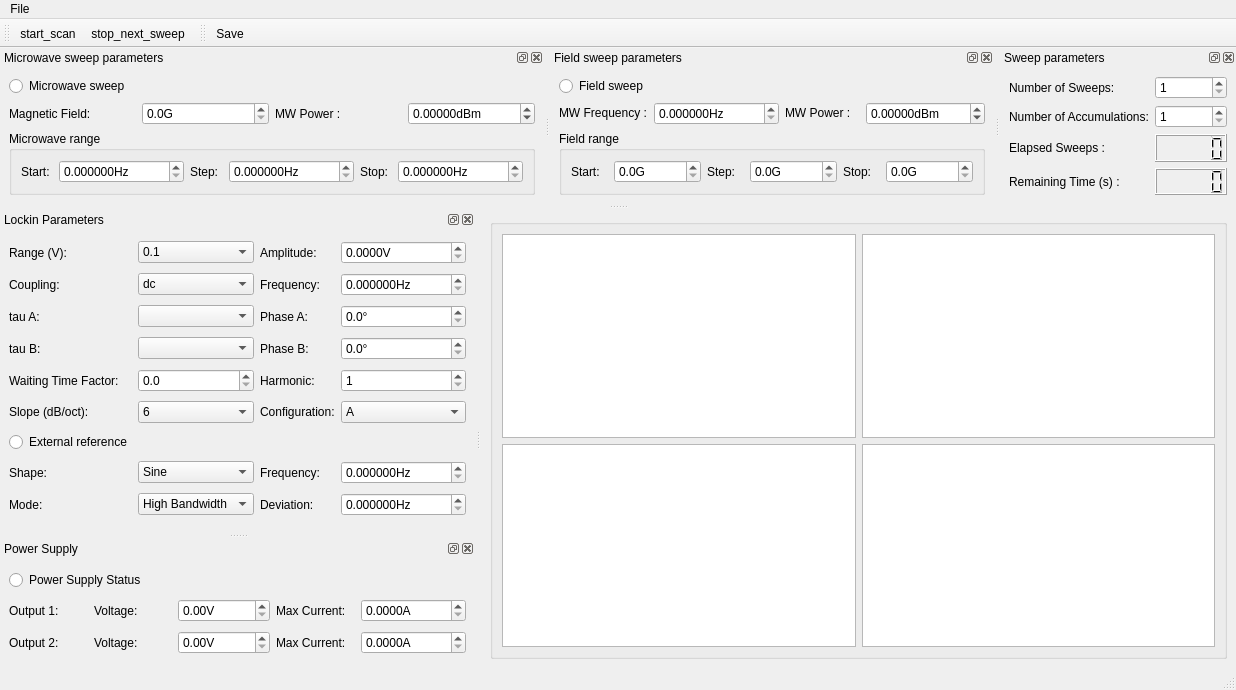
The window that gui/EPRoC/ui_mw_and_field.ui (gianlucamarcozzi/EPRoC_Qudi) describes before a commit, drawn with Qt 5.
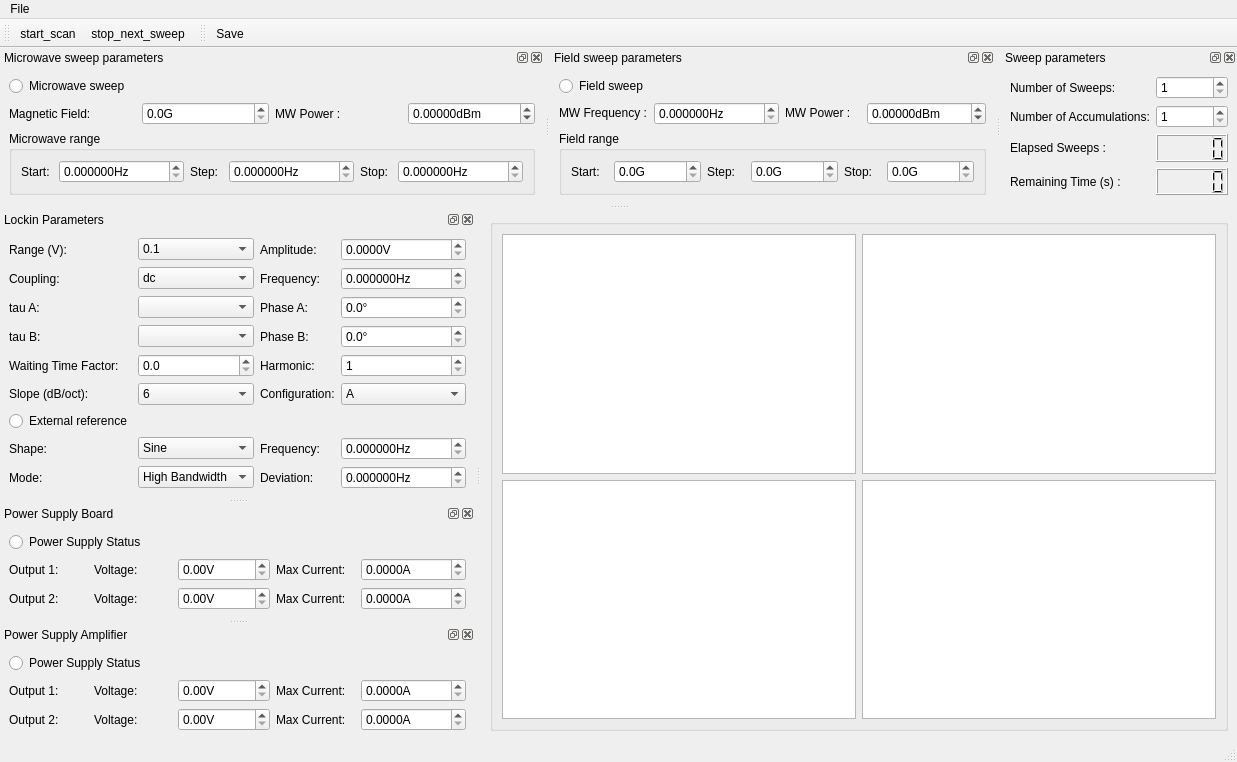
The same window after the commit. Icons and pictures are not drawn. Custom widgets are drawn as their Qt base class.

```diff
--- a/gui/EPRoC/ui_mw_and_field.ui
+++ b/gui/EPRoC/ui_mw_and_field.ui
@@ -6,8 +6,8 @@
    <rect>
     <x>0</x>
     <y>0</y>
-    <width>1236</width>
-    <height>690</height>
+    <width>1237</width>
+    <height>749</height>
    </rect>
   </property>
   <property name="windowTitle">
@@ -71,7 +71,7 @@
     <rect>
      <x>0</x>
      <y>0</y>
-     <width>1236</width>
+     <width>1237</width>
      <height>21</height>
     </rect>
    </property>
@@ -983,7 +983,7 @@
   </widget>
   <widget class="QDockWidget" name="power_supply_DockWidget">
    <property name="windowTitle">
-    <string>Power Supply</string>
+    <string>Power Supply Board</string>
    </property>
    <attribute name="dockWidgetArea">
     <number>1</number>
@@ -1106,7 +1106,156 @@
       </widget>
      </item>
      <item row="2" column="4">
-      <widget class="ScienDSpinBox" name="power_supply_current_max_outp2_DoubleSpinBox">
+      <widget class="ScienDSpinBox" name="psb_current_max_outp2_DoubleSpinBox">
+       <property name="sizePolicy">
+        <sizepolicy hsizetype="Minimum" vsizetype="Fixed">
+         <horstretch>0</horstretch>
+         <verstretch>0</verstretch>
+        </sizepolicy>
+       </property>
+       <property name="suffix">
+        <string>A</string>
+       </property>
+       <property name="decimals">
+        <number>4</number>
+       </property>
+       <property name="maximum">
+        <double>1000000000.000000000000000</double>
+       </property>
+       <property name="singleStep">
+        <double>0.010000000000000</double>
+       </property>
+      </widget>
+     </item>
+    </layout>
+   </widget>
+  </widget>
+  <widget class="QDockWidget" name="power_supply_amplifier_DockWidget">
+   <property name="windowTitle">
+    <string>Power Supply Amplifier</string>
+   </property>
+   <attribute name="dockWidgetArea">
+    <number>1</number>
+   </attribute>
+   <widget class="QWidget" name="dockWidgetContents_4">
+    <layout class="QGridLayout" name="gridLayout_10">
+     <item row="0" column="0" colspan="2">
+      <widget class="QRadioButton" name="power_supply_amplifier_RadioButton">
+       <property name="text">
+        <string>Power Supply Status</string>
+       </property>
+      </widget>
+     </item>
+     <item row="1" column="0">
+      <widget class="QLabel" name="label_34">
+       <property name="text">
+        <string>Output 1:</string>
+       </property>
+      </widget>
+     </item>
+     <item row="1" column="1">
+      <widget class="QLabel" name="label_40">
+       <property name="text">
+        <string>Voltage:</string>
+       </property>
+      </widget>
+     </item>
+     <item row="1" column="2">
+      <widget class="ScienDSpinBox" name="psa_voltage_outp1_DoubleSpinBox">
+       <property name="sizePolicy">
+        <sizepolicy hsizetype="Minimum" vsizetype="Fixed">
+         <horstretch>0</horstretch>
+         <verstretch>0</verstretch>
+        </sizepolicy>
+       </property>
+       <property name="suffix">
+        <string>V</string>
+       </property>
+       <property name="decimals">
+        <number>2</number>
+       </property>
+       <property name="maximum">
+        <double>1000000000.000000000000000</double>
+       </property>
+       <property name="singleStep">
+        <double>0.010000000000000</double>
+       </property>
+      </widget>
+     </item>
+     <item row="1" column="3">
+      <widget class="QLabel" name="label_42">
+       <property name="text">
+        <string>Max Current:</string>
+       </property>
+      </widget>
+     </item>
+     <item row="1" column="4">
+      <widget class="ScienDSpinBox" name="psa_current_max_outp1_DoubleSpinBox">
+       <property name="sizePolicy">
+        <sizepolicy hsizetype="Minimum" vsizetype="Fixed">
+         <horstretch>0</horstretch>
+         <verstretch>0</verstretch>
+        </sizepolicy>
+       </property>
+       <property name="suffix">
+        <string>A</string>
+       </property>
+       <property name="decimals">
+        <number>4</number>
+       </property>
+       <property name="maximum">
+        <double>1000000000.000000000000000</double>
+       </property>
+       <property name="singleStep">
+        <double>0.010000000000000</double>
+       </property>
+      </widget>
+     </item>
+     <item row="2" column="0">
+      <widget class="QLabel" name="label_36">
+       <property name="text">
+        <string>Output 2:</string>
+       </property>
+      </widget>
+     </item>
+     <item row="2" column="1">
+      <widget class="QLabel" name="label_39">
+       <property name="text">
+        <string>Voltage:</string>
+       </property>
+      </widget>
+     </item>
+     <item row="2" column="2">
+      <widget class="ScienDSpinBox" name="psa_voltage_outp2_DoubleSpinBox">
+       <property name="sizePolicy">
+        <sizepolicy hsizetype="Minimum" vsizetype="Fixed">
+         <horstretch>0</horstretch>
+         <verstretch>0</verstretch>
+        </sizepolicy>
+       </property>
+       <property name="suffix">
+        <string>V</string>
+       </property>
+       <property name="decimals">
+        <number>2</number>
+       </property>
+       <property name="maximum">
+        <double>1000000000.000000000000000</double>
+       </property>
+       <property name="singleStep">
+        <double>0.010000000000000</double>
+       </property>
+      </widget>
+     </item>
+     <item row="2" column="3">
+      <widget class="QLabel" name="label_41">
+       <property name="text">
+        <string>Max Current:</string>
+       </property>
+      </widget>
+     </item>
+     <item row="2" column="4">
+      <widget class="ScienDSpinBox" name="psa_current_max_outp2_DoubleSpinBox">
        <property name="sizePolicy">
         <sizepolicy hsizetype="Minimum" vsizetype="Fixed">
          <horstretch>0</horstretch>
```
Left out of the diff: 10 changed lines with no effect on the pictures.
